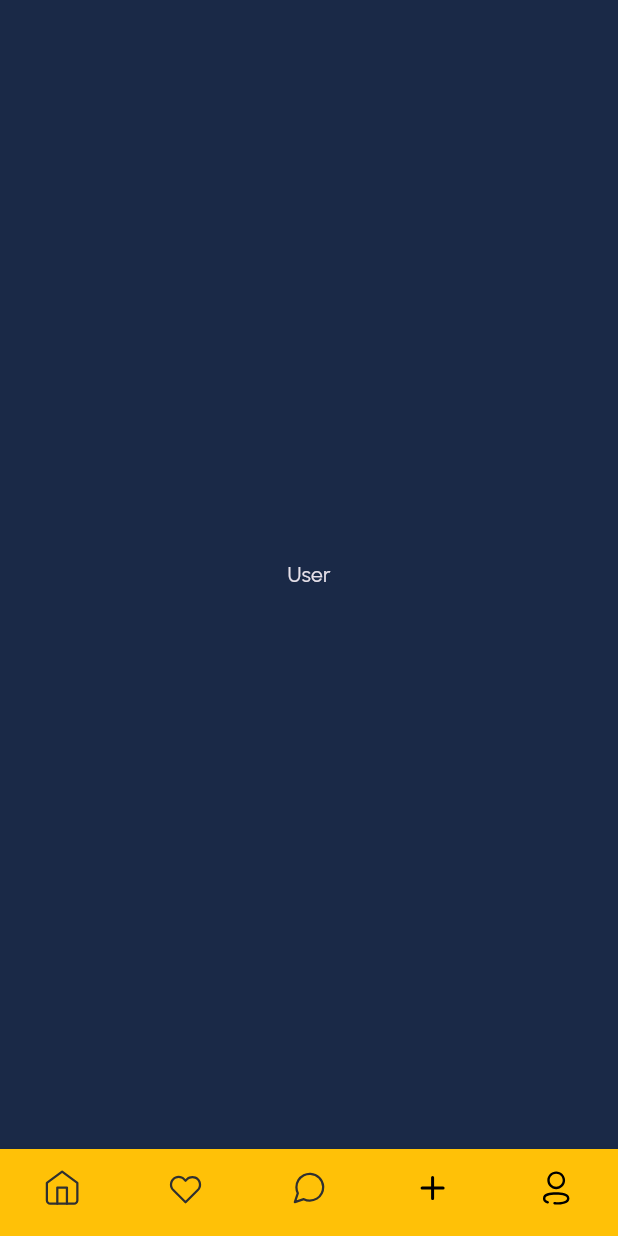
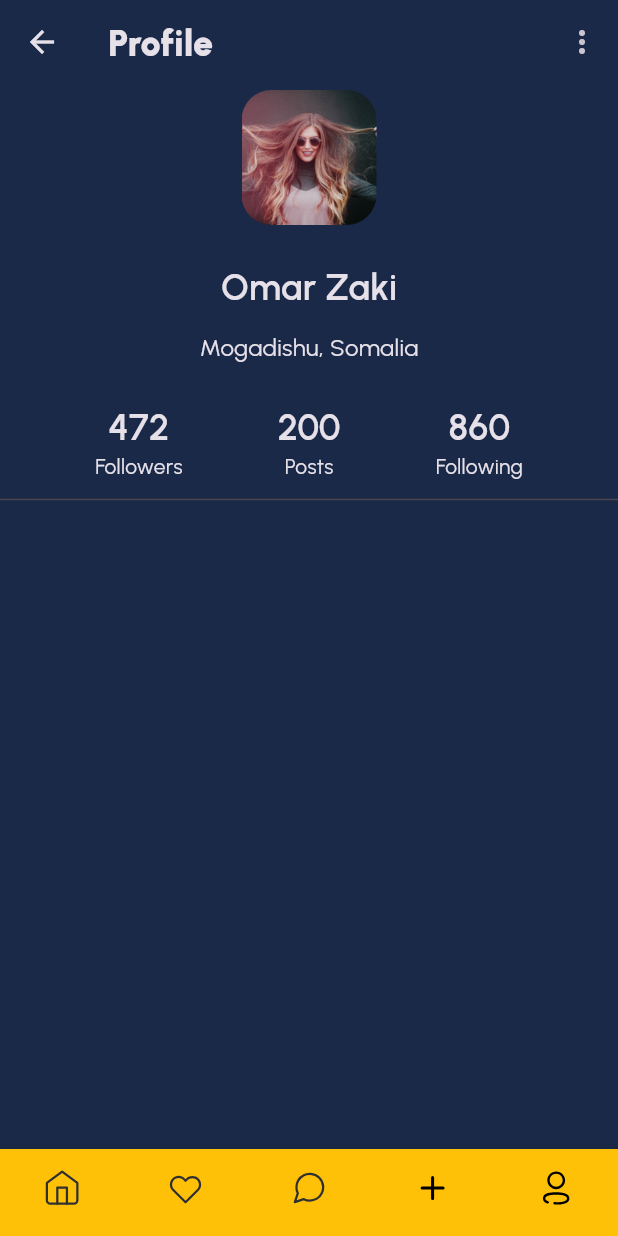
Before and after one commit to CODEwithZAKI2/Flutter---Project_Based, a Flutter app: the MainPage screen opened by its route, item 5 of the bottom bar chosen, on a phone screen of 412 x 824 dp. Run offline on Flutter 3.47's test engine with Material 3 defaults, Android fonts, the phone set to English and light mode, and no system bars; our stand-ins replace flutter_svg.

Commit message:
Profile Page design started, not finished

```diff
--- /dev/null
+++ b/lib/components/tool_bar.dart
@@ -0,0 +1,24 @@
+// ignore_for_file: prefer_const_constructors, prefer_const_literals_to_create_immutables
+
+import 'package:flutter/material.dart';
+import 'package:project_based/styles/app_colors.dart';
+import 'package:project_based/styles/app_text.dart';
+
+class Toolbar extends StatelessWidget implements PreferredSizeWidget {
+  final String title;
+  final List<Widget>? actions;
+  const Toolbar({Key? key, required this.title, this.actions})
+      : super(key: key);
+
+  @override
+  Widget build(BuildContext context) {
+    return AppBar(
+      backgroundColor: AppColors.bG,
+      title: Text(title, style: AppText.header1,),
+      actions: actions,
+    );
+  }
+
+  @override
+  Size get preferredSize => Size.fromHeight(60);
+}
--- a/lib/pages/home.dart
+++ b/lib/pages/home.dart
@@ -1,9 +1,9 @@
 // ignore_for_file: prefer_const_constructors, prefer_const_literals_to_create_immutables, must_be_immutable
 
 import 'package:flutter/material.dart';
+import 'package:flutter_svg/flutter_svg.dart';
 import 'package:project_based/components/post_items.dart';
-import 'package:project_based/styles/app_colors.dart';
-
+import 'package:project_based/components/tool_bar.dart';
 
 class HomePage extends StatelessWidget {
   HomePage({Key? key}) : super(key: key);
@@ -12,11 +12,13 @@ class HomePage extends StatelessWidget {
   Widget build(BuildContext context) {
     mockUsersFromServer();
     return Scaffold(
-        appBar: AppBar(
-          backgroundColor: AppColors.bG,
-          title: Text("10hr Flutter"),
+        appBar: Toolbar(
+          title: '10hr Flutter',
           actions: [
-            Icon(Icons.location_on_outlined),
+            IconButton(
+              onPressed: () {},
+              icon: SvgPicture.asset('assets/svg/ic_location.svg'),
+            ),
           ],
         ),
         body: ListView.separated(
--- a/lib/pages/main_page.dart
+++ b/lib/pages/main_page.dart
@@ -3,6 +3,7 @@
 import 'package:flutter/material.dart';
 import 'package:flutter_svg/flutter_svg.dart';
 import 'package:project_based/pages/home.dart';
+import 'package:project_based/pages/profile_page.dart';
 
 class MainPage extends StatefulWidget {
   const MainPage({Key? key}) : super(key: key);
@@ -59,6 +60,6 @@ class _MainPageState extends State<MainPage> {
     Center(child: Text('Favorite'),),
     Center(child: Text('Messages'),),
     Center(child: Text('Add Post'),),
-    Center(child: Text('User'),),
+    ProfilePage(),
   ];
 }
--- /dev/null
+++ b/lib/pages/profile_page.dart
@@ -0,0 +1,113 @@
+// ignore_for_file: prefer_const_constructors, prefer_const_literals_to_create_immutables
+
+import 'package:flutter/material.dart';
+import 'package:project_based/components/tool_bar.dart';
+import 'package:project_based/styles/app_text.dart';
+
+enum ProfileMenu { edit, logout }
+
+class ProfilePage extends StatelessWidget {
+  const ProfilePage({Key? key}) : super(key: key);
+
+  @override
+  Widget build(BuildContext context) {
+    return Scaffold(
+      appBar: Toolbar(
+        title: 'Profile',
+        actions: [
+          PopupMenuButton<ProfileMenu>(onSelected: (value) {
+            switch (value) {
+              case ProfileMenu.edit:
+                debugPrint('Edit');
+                break;
+              case ProfileMenu.logout:
+                debugPrint("Logout");
+                break;
+              default:
+            }
+          }, itemBuilder: (context) {
+            return [
+              PopupMenuItem(
+                child: Text(
+                  'Edit',
+                ),
+                value: ProfileMenu.edit,
+              ),
+              PopupMenuItem(
+                child: Text(
+                  'Logout',
+                ),
+                value: ProfileMenu.logout,
+              ),
+            ];
+          })
+        ],
+      ),
+      body: Column(
+        children: [
+          ClipRRect(
+            borderRadius: BorderRadius.all(Radius.circular(20)),
+            child: Image.asset(
+              'assets/temp/user1.png',
+              width: 90,
+              height: 90,
+            ),
+          ),
+          SizedBox(
+            height: 24,
+          ),
+          Text(
+            'Omar Zaki',
+            style: AppText.header2,
+          ),
+          SizedBox(
+            height: 12,
+          ),
+          Text(
+            'Mogadishu, Somalia',
+            style: AppText.subtitle3,
+          ),
+          SizedBox(
+            height: 24,
+          ),
+          Row(
+            mainAxisAlignment: MainAxisAlignment.spaceEvenly,
+            children: [
+              Column(
+                children: [
+                  Text(
+                    '472',
+                    style: AppText.header2,
+                  ),
+                  Text('Followers'),
+                ],
+              ),
+              Column(
+                children: [
+                  Text(
+                    '200',
+                    style: AppText.header2,
+                  ),
+                  Text('Posts'),
+                ],
+              ),
+              Column(
+                children: [
+                  Text(
+                    '860',
+                    style: AppText.header2,
+                  ),
+                  Text('Following'),
+                ],
+              ),
+            ],
+          ),
+          Divider(
+            thickness: 1,
+            height: 24,
+          )
+        ],
+      ),
+    );
+  }
+}
```
Also changed, not shown: lib/pages/edit_profile.dart (added). Lines whose indentation alone changed are shown as unchanged.
